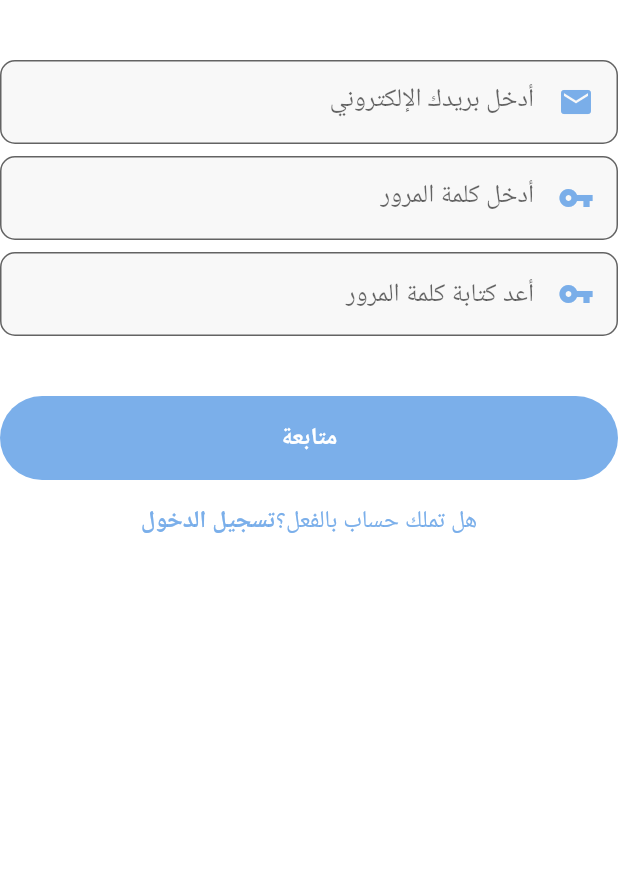
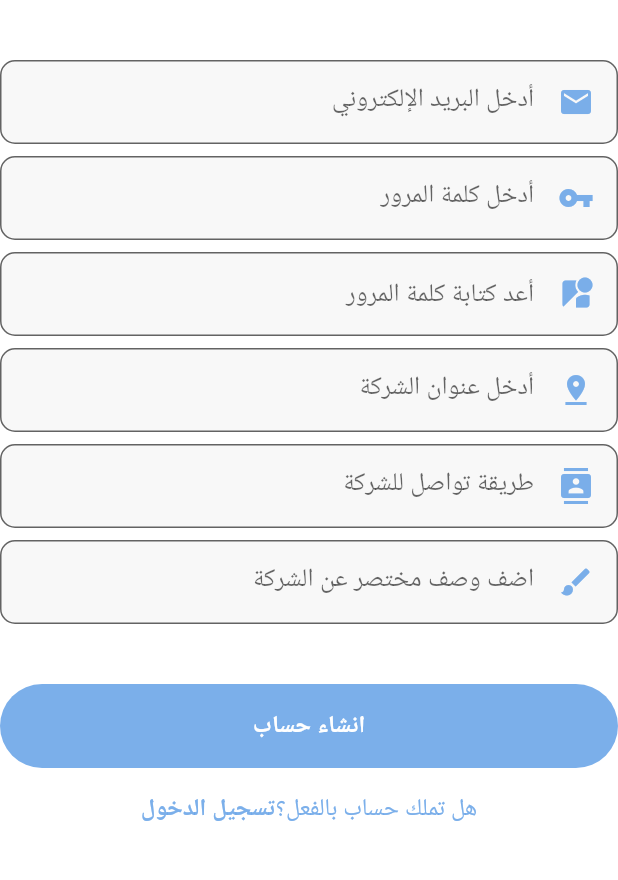
Before and after one commit to Julairi/444-Project-G-15, a Flutter app: what companySignupForm() shows on an empty page, opened directly, on a phone screen of 412 x 824 dp, the part 300-1180 px from its top. Run offline on Flutter 3.47's test engine with Material 2 defaults, Android fonts, the phone set to English and light mode, and no system bars.

Commit message:
company signup form

```diff
--- a/lib/Screens/companySignup/signup_form.dart
+++ b/lib/Screens/companySignup/signup_form.dart
@@ -18,6 +18,9 @@ class _SignUpFormState extends State<companySignupForm> {
   final emailEditingController = new TextEditingController();
   final passwordEditingController = new TextEditingController();
   final confPasswordEditingController = new TextEditingController();
+  final AdressEditingController = new TextEditingController();
+  final ContactEditingController = new TextEditingController();
+  final DescrioptionEditingController = new TextEditingController();
 
   @override
   Widget build(BuildContext context) {
@@ -44,7 +47,7 @@ class _SignUpFormState extends State<companySignupForm> {
           padding: const EdgeInsets.all(defaultPadding),
           child: Icon(Icons.email),
         ),
-        labelText: "أدخل بريدك الإلكتروني ",
+        labelText: "أدخل البريد الإلكتروني ",
       ),
     );
 
@@ -88,7 +91,7 @@ class _SignUpFormState extends State<companySignupForm> {
         }
         return null;
       },
-      textInputAction: TextInputAction.done,
+      textInputAction: TextInputAction.next,
       decoration: InputDecoration(
         border: OutlineInputBorder(
           borderRadius: BorderRadius.circular(10),
@@ -96,12 +99,83 @@ class _SignUpFormState extends State<companySignupForm> {
         ),
         prefixIcon: Padding(
           padding: const EdgeInsets.all(defaultPadding),
-          child: Icon(Icons.vpn_key),
+          child: Icon(Icons.streetview),
         ),
         hintText: "أعد كتابة كلمة المرور",
       ),
     );
-
+    final AdressField = TextFormField(
+      controller: AdressEditingController,
+      keyboardType: TextInputType.streetAddress,
+      cursorColor: kPrimaryColor,
+      textInputAction: TextInputAction.next,
+      onSaved: (newValue) => AdressEditingController.text = newValue!,
+      validator: (value) {
+        if (value!.isEmpty) {
+          return kEmailNullError;
+        }
+        return null;
+      },
+      decoration: InputDecoration(
+        border: OutlineInputBorder(
+          borderRadius: BorderRadius.circular(10),
+          borderSide: BorderSide(color: kPrimaryColor),
+        ),
+        prefixIcon: Padding(
+          padding: const EdgeInsets.all(defaultPadding),
+          child: Icon(Icons.pin_drop),
+        ),
+        labelText: "أدخل عنوان الشركة ",
+      ),
+    );
+    final ContactinfoField = TextFormField(
+      controller: ContactEditingController,
+      keyboardType: TextInputType.text,
+      cursorColor: kPrimaryColor,
+      textInputAction: TextInputAction.next,
+      onSaved: (newValue) => ContactEditingController.text = newValue!, /////
+      validator: (value) {
+        if (value!.isEmpty) {
+          return kEmailNullError;
+        }
+        return null;
+      },
+      decoration: InputDecoration(
+        border: OutlineInputBorder(
+          borderRadius: BorderRadius.circular(10),
+          borderSide: BorderSide(color: kPrimaryColor),
+        ),
+        prefixIcon: Padding(
+          padding: const EdgeInsets.all(defaultPadding),
+          child: Icon(Icons.contacts),
+        ),
+        labelText: "طريقة تواصل للشركة",
+      ),
+    );
+    final DescriptionField = TextFormField(
+      controller: DescrioptionEditingController,
+      keyboardType: TextInputType.text,
+      cursorColor: kPrimaryColor,
+      textInputAction: TextInputAction.next,
+      onSaved: (newValue) => DescrioptionEditingController.text = newValue!,
+      validator: (value) {
+        if (value!.isEmpty) {
+          return kEmailNullError;
+        }
+        return null;
+      },
+      decoration: InputDecoration(
+        border: OutlineInputBorder(
+          borderRadius: BorderRadius.circular(10),
+          borderSide: BorderSide(color: kPrimaryColor),
+        ),
+        prefixIcon: Padding(
+          padding: const EdgeInsets.all(defaultPadding),
+          child: Icon(Icons.brush),
+        ),
+        labelText: "اضف وصف مختصر عن الشركة",
+      ),
+    );
     return Form(
       key: _formKey,
       child: Column(
@@ -118,6 +192,12 @@ class _SignUpFormState extends State<companySignupForm> {
           passwordField,
           SizedBox(height: defaultPadding / 2),
           confPasswordField,
+          SizedBox(height: defaultPadding / 2),
+          AdressField,
+          SizedBox(height: defaultPadding / 2),
+          ContactinfoField,
+          SizedBox(height: defaultPadding / 2),
+          DescriptionField,
           Padding(padding: const EdgeInsets.all(defaultPadding)),
           const SizedBox(height: defaultPadding / 2),
           ElevatedButton(
@@ -127,13 +207,14 @@ class _SignUpFormState extends State<companySignupForm> {
                   context,
                   MaterialPageRoute(
                     builder: (context) {
-                      return secSignUpScreen();
+                      return LoginScreen();
                     },
                   ),
                 );
               }
             },
-            child: Text("متابعة".toUpperCase(), style: TextStyle(fontSize: 16)),
+            child: Text("انشاء حساب".toUpperCase(),
+                style: TextStyle(fontSize: 16)),
           ),
           const SizedBox(height: defaultPadding),
           AlreadyHaveAnAccountCheck(
```
